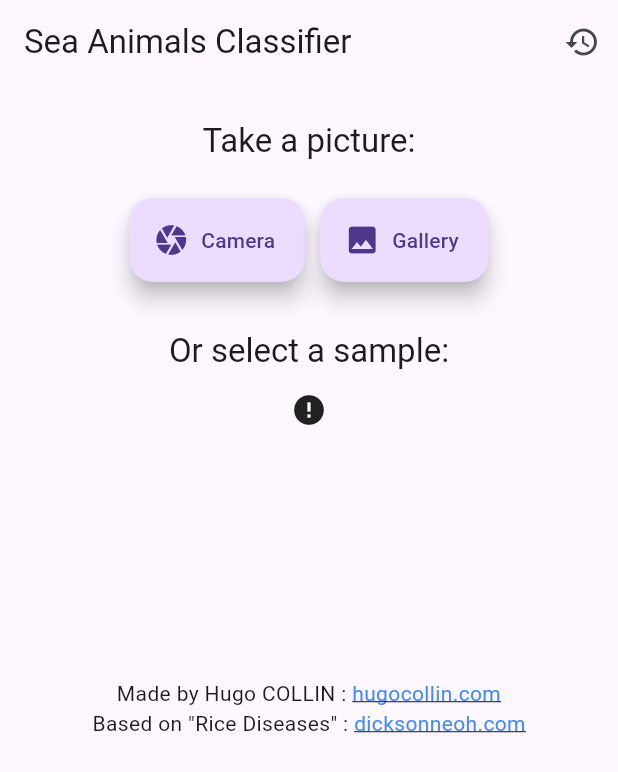
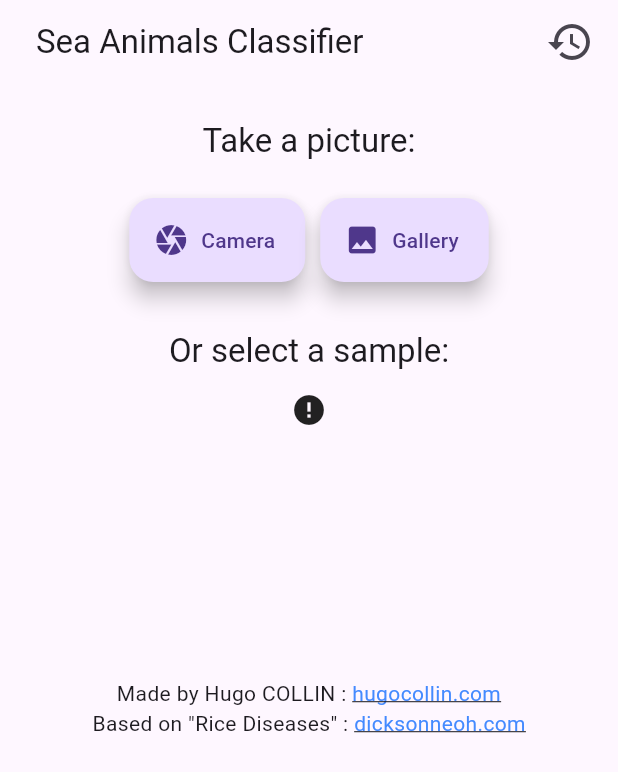
Before and after one commit to Hugo-COLLIN/BUT3-ImageRecognizer-Flutter, a Flutter app: the screen it shows after launch, on a phone screen of 412 x 824 dp. Shown: the top 772 px of the screen. Run offline on Flutter 3.47's test engine with Material 3 defaults, Android fonts, the phone set to English and light mode, and no system bars; drawn by our look-alikes of cached_network_image, carousel_slider, flutter_linkify, loader_overlay; our stand-ins replace dio, image_cropper, image_picker, percent_indicator; missing offline and left inert: camera_web, image_picker_for_web; network calls fail.

Commit message:
style(SelectionPage): AppBar padding and bigger history icon

```diff
--- a/lib/pages/selection_page.dart
+++ b/lib/pages/selection_page.dart
@@ -237,10 +237,15 @@ class _SelectionPageState extends State<SelectionPage> {
 
         // Dans la méthode build de votre StatefulWidget principale (SelectionPage)
         appBar: AppBar(
-          title: Text(widget.title),
+          title: Padding(
+            padding: const EdgeInsets.only(left: 8.0), // Ajoute de l'espace à gauche du titre
+            child: Text(widget.title),
+          ),
           actions: <Widget>[
-            IconButton(
-              icon: const Icon(Icons.history), // Icône horloge
+            Padding(
+              padding: const EdgeInsets.only(right: 8.0), // Ajoute de l'espace à droite de l'icône
+              child: IconButton(
+                icon: const Icon(Icons.history, size: 32), // Icône horloge plus grande et en blanc
                 onPressed: () {
                   Navigator.push(
                     context,
@@ -250,8 +255,11 @@ class _SelectionPageState extends State<SelectionPage> {
                   );
                 },
               ),
+            ),
           ],
         ),
+
+
 
         body: SingleChildScrollView(
           physics: const AlwaysScrollableScrollPhysics(),
```
Lines whose indentation alone changed are shown as unchanged.
